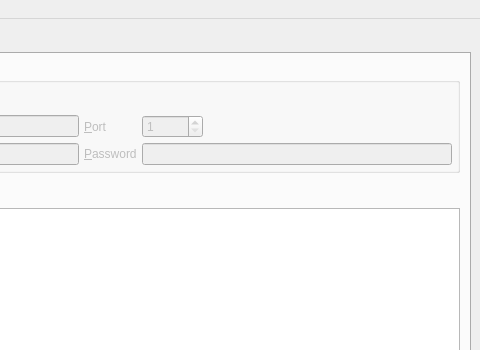
textbrowser/spot-on, file branches/trunk/UI/spot-on-rss.ui: the form before one commit; both pictures show x 320 to 800 and y 0 to 350 of the 800 by 600 pixel window.
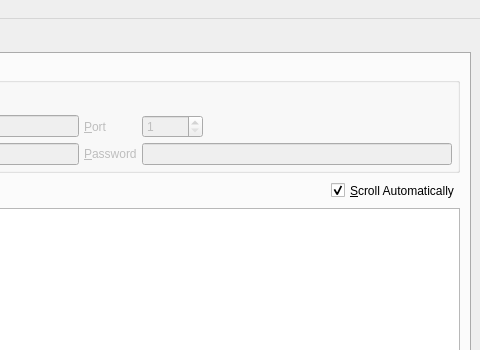
The form after the commit. Icons and pictures are not drawn.

```diff
--- a/branches/trunk/UI/spot-on-rss.ui
+++ b/branches/trunk/UI/spot-on-rss.ui
@@ -239,6 +239,22 @@
             </property>
            </spacer>
           </item>
+          <item>
+           <widget class="QCheckBox" name="scroll_automatically">
+            <property name="sizePolicy">
+             <sizepolicy hsizetype="Minimum" vsizetype="Preferred">
+              <horstretch>0</horstretch>
+              <verstretch>0</verstretch>
+             </sizepolicy>
+            </property>
+            <property name="text">
+             <string>&amp;Scroll Automatically</string>
+            </property>
+            <property name="checked">
+             <bool>true</bool>
+            </property>
+           </widget>
+          </item>
          </layout>
         </item>
         <item>
```
Left out of the diff: 1 changed line with no effect on the pictures.
